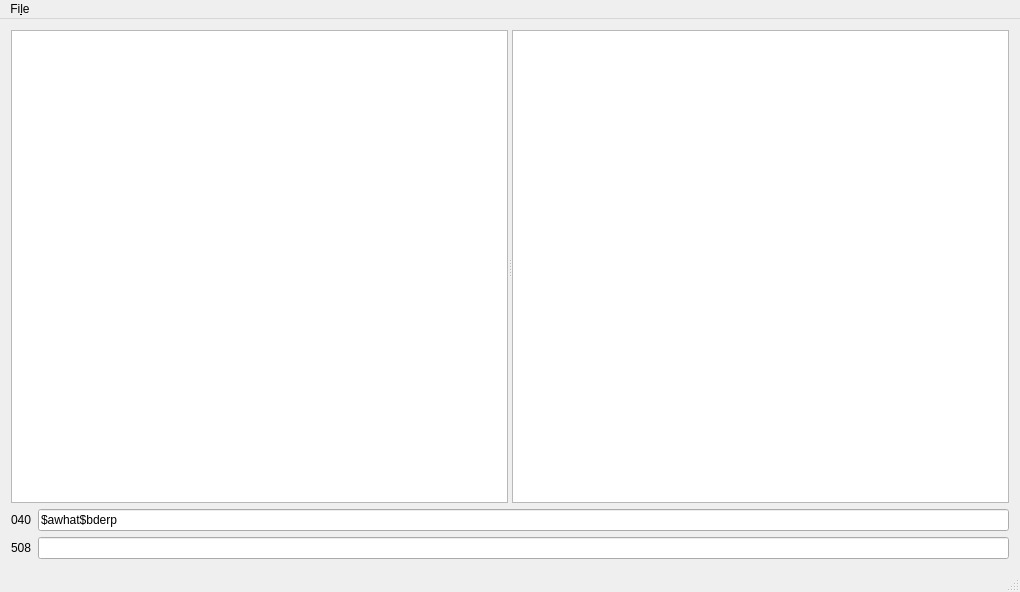
Before: the Qt Designer form ui/mainwindow.ui in jlee975/cataloguing, drawn with Qt 5.
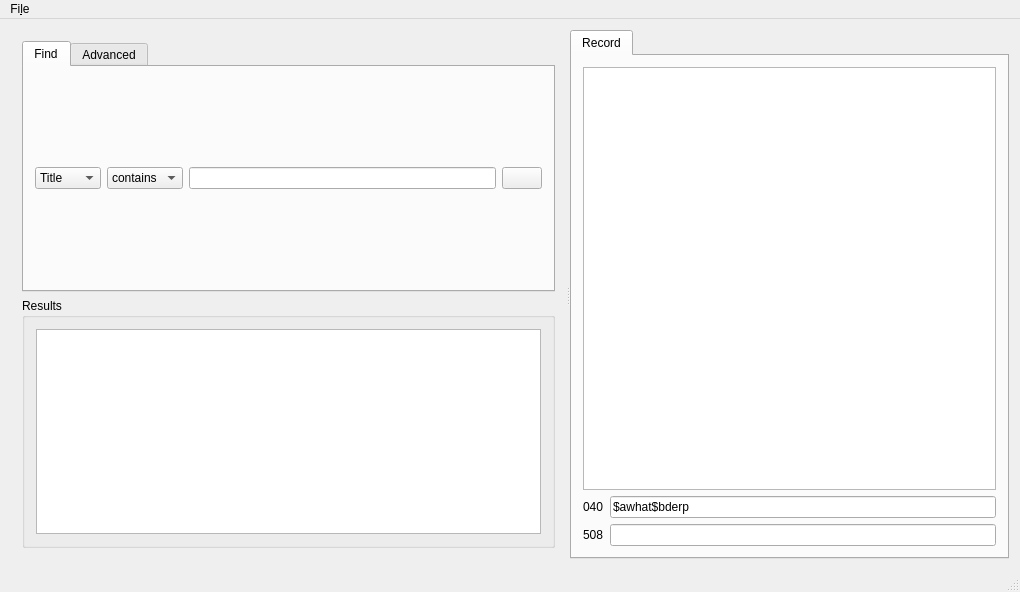
After: the same form once the commit is applied. Icons and pictures are not drawn. Custom widgets are drawn as their Qt base class.

```diff
--- a/ui/mainwindow.ui
+++ b/ui/mainwindow.ui
@@ -14,19 +14,134 @@
    <string>MainWindow</string>
   </property>
   <widget class="QWidget" name="centralWidget">
-   <layout class="QVBoxLayout" name="verticalLayout">
+   <layout class="QHBoxLayout" name="horizontalLayout">
     <item>
      <widget class="QSplitter" name="splitter">
       <property name="orientation">
        <enum>Qt::Horizontal</enum>
       </property>
+      <widget class="QWidget" name="">
+       <layout class="QVBoxLayout" name="verticalLayout">
+        <item>
+         <widget class="QTabWidget" name="tabWidget_2">
+          <property name="currentIndex">
+           <number>0</number>
+          </property>
+          <widget class="QWidget" name="tab_2">
+           <attribute name="title">
+            <string>Find</string>
+           </attribute>
+           <layout class="QGridLayout" name="gridLayout_3">
+            <item row="0" column="1">
+             <widget class="QComboBox" name="comboBox_2">
+              <item>
+               <property name="text">
+                <string>contains</string>
+               </property>
+              </item>
+              <item>
+               <property name="text">
+                <string>matches</string>
+               </property>
+              </item>
+              <item>
+               <property name="text">
+                <string>regex</string>
+               </property>
+              </item>
+             </widget>
+            </item>
+            <item row="0" column="2">
+             <widget class="QLineEdit" name="lineEdit_3"/>
+            </item>
+            <item row="0" column="0">
+             <widget class="QComboBox" name="comboBox">
+              <item>
+               <property name="text">
+                <string>Title</string>
+               </property>
+              </item>
+              <item>
+               <property name="text">
+                <string>Author</string>
+               </property>
+              </item>
+             </widget>
+            </item>
+            <item row="0" column="3">
+             <widget class="QPushButton" name="pushButton">
+              <property name="text">
+               <string/>
+              </property>
+              <property name="icon">
+               <iconset theme="edit-find"/>
+              </property>
+             </widget>
+            </item>
+           </layout>
+          </widget>
+          <widget class="QWidget" name="tab_3">
+           <attribute name="title">
+            <string>Advanced</string>
+           </attribute>
+           <layout class="QVBoxLayout" name="verticalLayout_3">
+            <item>
+             <widget class="QTreeWidget" name="treeWidget">
+              <column>
+               <property name="text">
+                <string>1</string>
+               </property>
+              </column>
+              <item>
+               <property name="text">
+                <string>AND</string>
+               </property>
+               <item>
+                <property name="text">
+                 <string>Title contains 'knock'</string>
+                </property>
+               </item>
+               <item>
+                <property name="text">
+                 <string>Author:Surname is 'King'</string>
+                </property>
+               </item>
+              </item>
+             </widget>
+            </item>
+           </layout>
+          </widget>
+         </widget>
+        </item>
+        <item>
+         <widget class="QGroupBox" name="groupBox">
+          <property name="title">
+           <string>Results</string>
+          </property>
+          <layout class="QVBoxLayout" name="verticalLayout_4">
+           <item>
       <widget class="QTreeView" name="dbview"/>
+           </item>
+          </layout>
+         </widget>
+        </item>
+       </layout>
+      </widget>
+      <widget class="QTabWidget" name="tabWidget">
+       <property name="currentIndex">
+        <number>0</number>
+       </property>
+       <widget class="QWidget" name="tab">
+        <attribute name="title">
+         <string>Record</string>
+        </attribute>
+        <layout class="QVBoxLayout" name="verticalLayout_2">
+         <item>
       <widget class="QTreeView" name="recordview">
        <property name="alternatingRowColors">
         <bool>true</bool>
        </property>
       </widget>
-     </widget>
     </item>
     <item>
      <layout class="QGridLayout" name="gridLayout">
@@ -55,6 +170,11 @@
        </widget>
       </item>
      </layout>
+         </item>
+        </layout>
+       </widget>
+      </widget>
+     </widget>
     </item>
    </layout>
   </widget>
```
Lines whose indentation alone changed are shown as unchanged.
